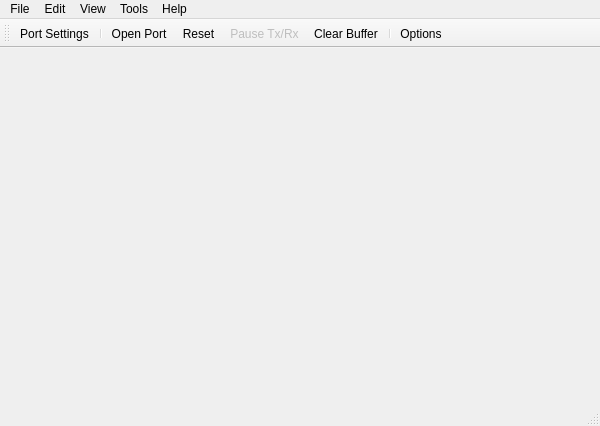
Qt form SerialTool/ui/mainwindow.ui (skiars/SerialTool) before a commit.
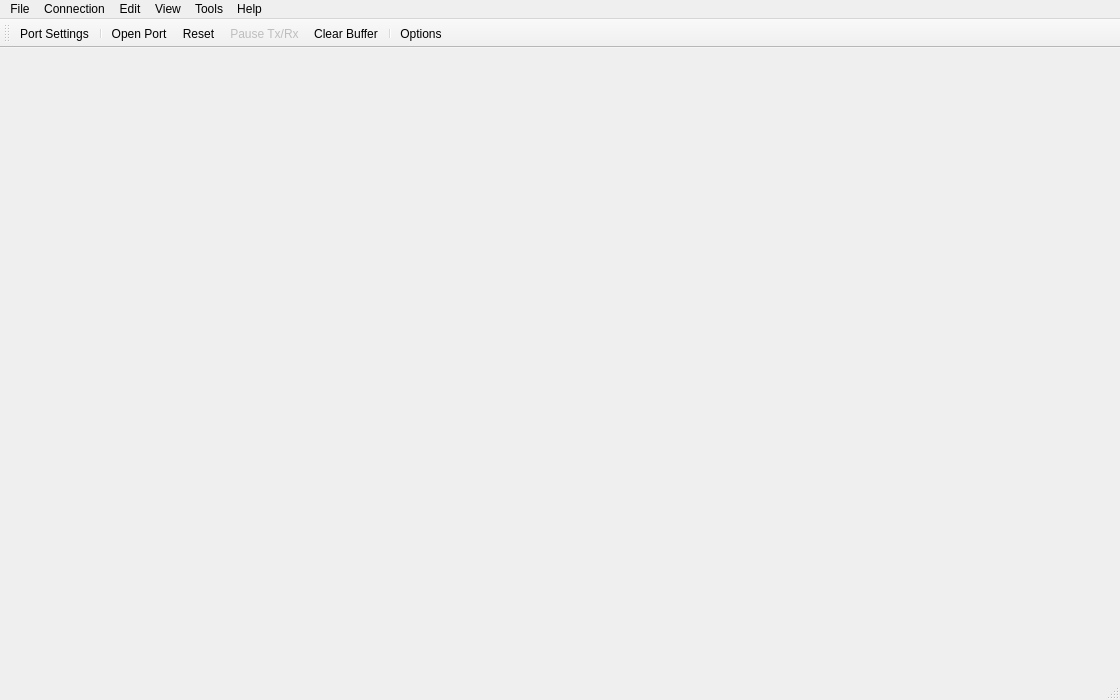
The same form after that commit. Icons and pictures are not drawn.

```diff
--- a/SerialTool/ui/mainwindow.ui
+++ b/SerialTool/ui/mainwindow.ui
@@ -7,8 +7,8 @@
    <rect>
     <x>0</x>
     <y>0</y>
-    <width>600</width>
-    <height>426</height>
+    <width>1120</width>
+    <height>700</height>
    </rect>
   </property>
   <property name="sizePolicy">
@@ -60,7 +60,7 @@
     <rect>
      <x>0</x>
      <y>0</y>
-     <width>600</width>
+     <width>1120</width>
      <height>23</height>
     </rect>
    </property>
@@ -82,13 +82,20 @@
    </widget>
    <widget class="QMenu" name="menu_3">
     <property name="title">
-     <string>Edit</string>
+     <string>Connection</string>
     </property>
     <addaction name="portSwitchAction"/>
     <addaction name="portRunAction"/>
     <addaction name="clearAction"/>
     <addaction name="separator"/>
     <addaction name="portSetAction"/>
+    <addaction name="actionReset"/>
+   </widget>
+   <widget class="QMenu" name="menuEdit">
+    <property name="title">
+     <string>Edit</string>
+    </property>
+    <addaction name="clearAction"/>
    </widget>
    <widget class="QMenu" name="menu_4">
     <property name="title">
@@ -110,6 +117,7 @@
    </widget>
    <addaction name="menu"/>
    <addaction name="menu_3"/>
+   <addaction name="menuEdit"/>
    <addaction name="menu_4"/>
    <addaction name="menu_2"/>
    <addaction name="menu_5"/>
```
Left out of the diff: 2 changed lines with no effect on the pictures.
